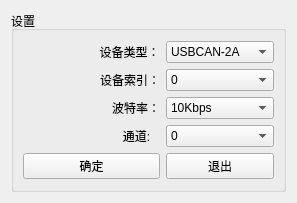
Old version of the form MotorTest/canseting.ui in the repository Cooperxe/Bullet_farm.
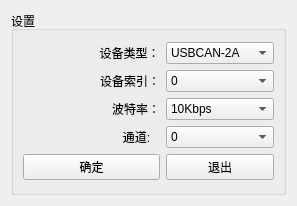
New version of the form.

Commit message: 启动设置完成  new

What changed in the file:
```diff
--- a/MotorTest/canseting.ui
+++ b/MotorTest/canseting.ui
@@ -7,7 +7,7 @@
     <x>0</x>
     <y>0</y>
     <width>297</width>
-    <height>203</height>
+    <height>206</height>
    </rect>
   </property>
   <property name="windowTitle">
```
Left out of the diff: 20 changed lines with no effect on the pictures. The commit also changes 2 other files.
